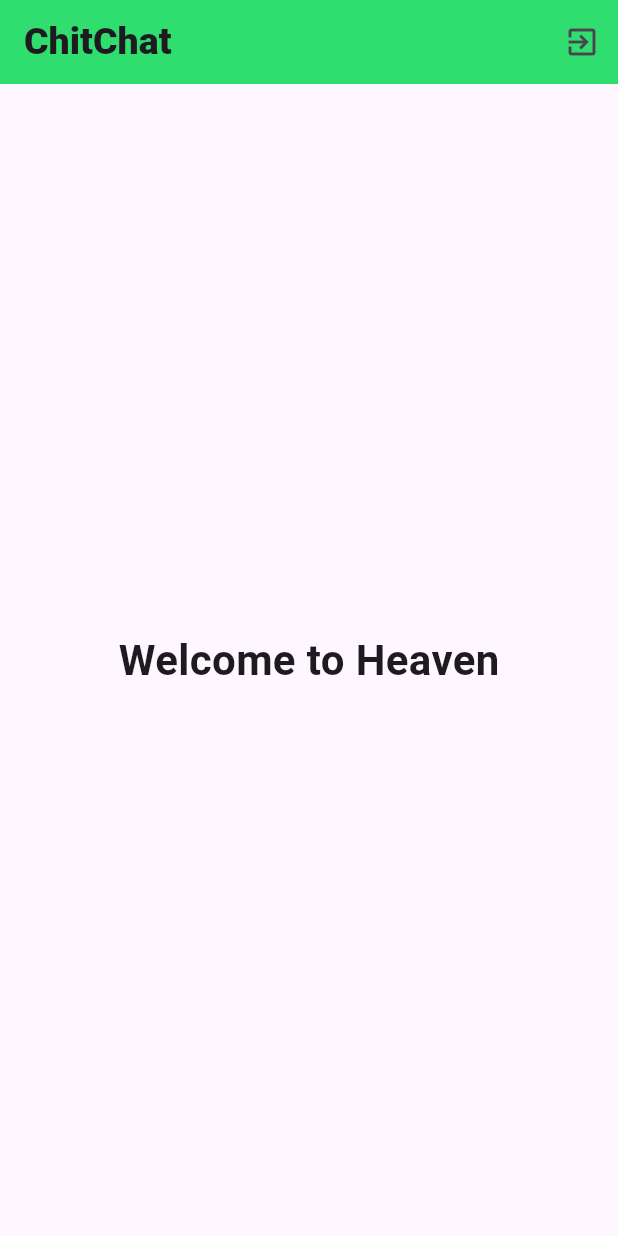
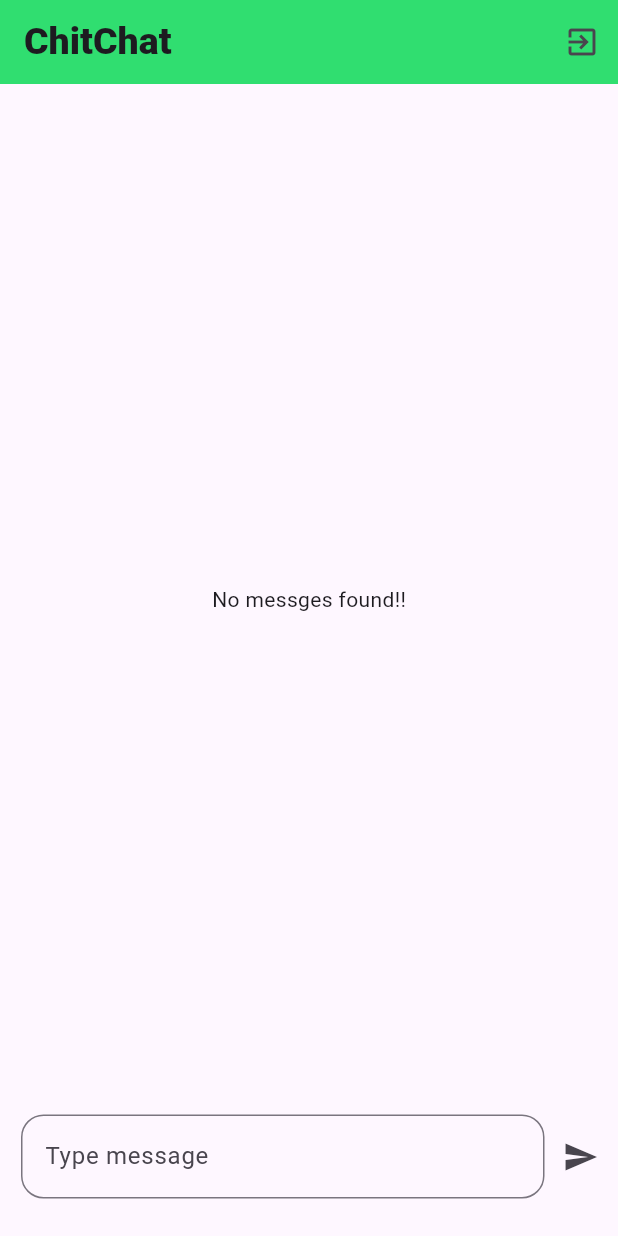
Before and after one commit to subashghimirey/ChitChat-App-Flutter, a Flutter app: the screen it shows once a user with an empty profile is signed in, on a phone screen of 412 x 824 dp. Run offline on Flutter 3.47's test engine with Material 3 defaults, Android fonts, the phone set to English and light mode, and no system bars; our stand-ins replace cloud_firestore, firebase_auth, firebase_core, firebase_storage, image_picker; accounts and stored records are empty.

Commit message:
added chat new message widgets, firebasefirestore

```diff
--- a/lib/home_screen.dart
+++ b/lib/home_screen.dart
@@ -1,14 +1,14 @@
+import 'package:chitchat/widgets/chat_messages.dart';
+import 'package:chitchat/widgets/new_message.dart';
+import 'package:firebase_core/firebase_core.dart';
 import 'package:flutter/material.dart';
 import 'package:firebase_auth/firebase_auth.dart';
-
-var auth = FirebaseAuth.instance;
 
 class HomeScreen extends StatelessWidget {
   const HomeScreen({super.key});
 
   @override
   Widget build(BuildContext context) {
-
     // User? user = auth.currentUser;
 
     return Scaffold(
@@ -20,24 +20,18 @@ class HomeScreen extends StatelessWidget {
           backgroundColor: const Color.fromARGB(255, 48, 222, 112),
           actions: [
             IconButton(
-              onPressed: auth.signOut, icon: const Icon(Icons.exit_to_app))
+                onPressed: () async {
+                  await FirebaseAuth.instance.signOut();
+                  print("signed Out");
+                },
+                icon: const Icon(Icons.exit_to_app))
           ], // Customize AppBar color if needed
         ),
-      body: const Center(
-        child: Column(
-          crossAxisAlignment: CrossAxisAlignment.center,
-          mainAxisAlignment: MainAxisAlignment.center,
+        body: const Column(
           children: [
-            Text(
-              "Welcome to Heaven",
-              style: TextStyle(
-                fontSize: 28,
-                fontWeight: FontWeight.bold,
-              ),
-            ),
+            Expanded(child: ChatMessages()),
+            NewMessage(),
           ],
-        ),
-      ),
-    );
+        ));
   }
 }
--- a/lib/main.dart
+++ b/lib/main.dart
@@ -26,8 +26,10 @@ void main() async {
             return const SplashScreen();
           }
           if (snapshot.hasData) {
+            print("user logged in");
             return const HomeScreen();
           }
+          print("user not logged in now");
           return const CustomForm();
         },
       ),
--- /dev/null
+++ b/lib/widgets/chat_messages.dart
@@ -0,0 +1,45 @@
+import 'package:cloud_firestore/cloud_firestore.dart';
+import 'package:flutter/material.dart';
+
+class ChatMessages extends StatelessWidget {
+  const ChatMessages({super.key});
+
+  @override
+  Widget build(BuildContext context) {
+//snapshot returns a stream, so we use it there
+    return StreamBuilder(
+        stream: FirebaseFirestore.instance
+            .collection('chat')
+            .orderBy('created_at', descending: false)
+            .snapshots(),
+        builder: (ctx, chatSnapshot) {
+          if (chatSnapshot.connectionState == ConnectionState.waiting) {
+            return const Center(
+              child: CircularProgressIndicator(),
+            );
+          }
+          if (!chatSnapshot.hasData || chatSnapshot.data!.docs.isEmpty) {
+            //checking if the list inside the collectoin is empty
+            return const Center(
+              child: Text("No messges found!!"),
+            );
+          }
+          if (chatSnapshot.hasError) {
+            return const Center(
+              child: Text("Something went wrong"),
+            );
+          }
+
+          final loadedMessages = chatSnapshot.data!.docs;
+
+          return ListView.builder(
+            itemCount: loadedMessages.length,
+            itemBuilder: (ctx, index) {
+              return Padding(
+                  padding: const EdgeInsets.only(left: 20, top: 5),
+                  child: Text(loadedMessages[index].data()['text']));
+            },
+          );
+        });
+  }
+}
--- /dev/null
+++ b/lib/widgets/new_message.dart
@@ -0,0 +1,69 @@
+import 'package:cloud_firestore/cloud_firestore.dart';
+import 'package:firebase_auth/firebase_auth.dart';
+import 'package:flutter/material.dart';
+
+class NewMessage extends StatefulWidget {
+  const NewMessage({super.key});
+
+  @override
+  State<NewMessage> createState() {
+    return _NewMessageState();
+  }
+}
+
+class _NewMessageState extends State<NewMessage> {
+  final _messageController = TextEditingController();
+
+  final user = FirebaseAuth.instance.currentUser!;
+
+  void onSend() async {
+    var userMessage = _messageController.text;
+
+    if (userMessage.trim().isEmpty) {
+      return;
+    }
+    _messageController.clear();
+    //to close the keyboard
+    FocusScope.of(context).unfocus();
+
+    final userData = await FirebaseFirestore.instance
+        .collection('users')
+        .doc(user.uid)
+        .get();
+
+    FirebaseFirestore.instance.collection("chat").add({
+      'text': userMessage,
+      'created_at': Timestamp.now(),
+      'userId': user.uid,
+      'userName': userData.data()!['username'],
+      'userImage': userData.data()!['image'],
+    });
+  }
+
+  @override
+  Widget build(BuildContext context) {
+    return Padding(
+      padding: const EdgeInsets.only(
+        left: 14,
+        right: 1,
+        bottom: 25,
+      ),
+      child: Row(
+        children: [
+          Expanded(
+            child: TextField(
+              controller: _messageController,
+              autocorrect: true,
+              enableSuggestions: true,
+              decoration: InputDecoration(
+                  hintText: "Type message",
+                  border: OutlineInputBorder(
+                      borderRadius: BorderRadius.circular(15))),
+            ),
+          ),
+          IconButton(onPressed: onSend, icon: const Icon(Icons.send))
+        ],
+      ),
+    );
+  }
+}
--- a/pubspec.yaml
+++ b/pubspec.yaml
@@ -39,6 +39,7 @@ dependencies:
   firebase_core: ^3.1.0
   firebase_storage: ^12.1.0
   image_picker: ^1.1.2
+  cloud_firestore: ^5.0.2
 
 dev_dependencies:
   flutter_test:
```
Also changed, not shown: lib/custom_form.dart (+10 -5 lines), pubspec.lock, 3 other files. Lines whose indentation alone changed are shown as unchanged.
